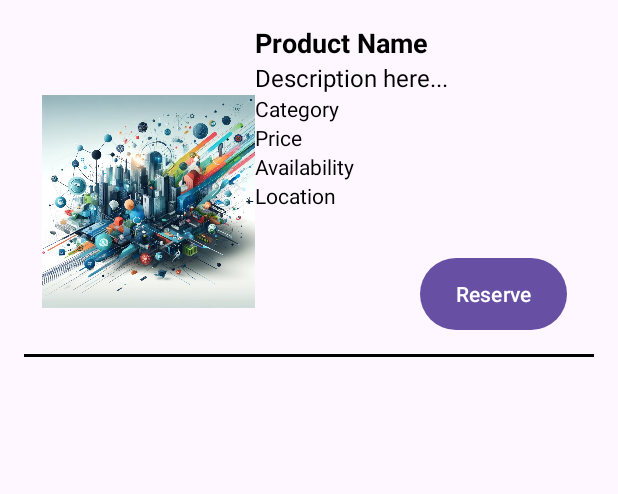
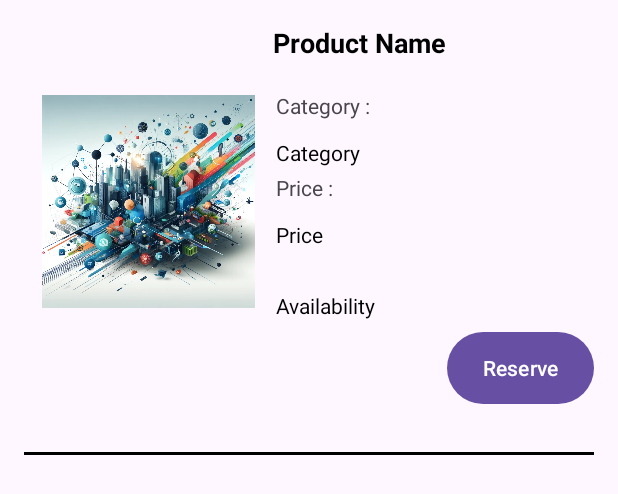
Before and after one commit to iir-projets/Online-Booking-Service, an Android app: the layout product_item.xml on its own in the app's theme, with its tools: preview values and no code run, on a phone screen of 412 x 824 dp. Shown: the top 494 px of the screen. Run offline under Robolectric (Android 15) with nearby library versions, the phone set to English and light mode, and no system bars.

Commit message:
modification dans affichage  des produit et de l'historique et dans productcontroller

```diff
--- a/Online-Booking-Service/Android/ProjectServices/app/src/main/java/com/example/projectservices/ProductAdapter.java
+++ b/Online-Booking-Service/Android/ProjectServices/app/src/main/java/com/example/projectservices/ProductAdapter.java
@@ -14,12 +14,12 @@ public class ProductAdapter extends RecyclerView.Adapter<ProductAdapter.ViewHold
 
     private Context context;
     private List<Product> productList;
-    private String token;  // Token for making reservations
+    private String token;
 
     public ProductAdapter(Context context, List<Product> productList, String token) {
         this.context = context;
         this.productList = productList;
-        this.token = token;  // Initialize token from constructor
+        this.token = token;
     }
 
     @Override
@@ -32,11 +32,11 @@ public class ProductAdapter extends RecyclerView.Adapter<ProductAdapter.ViewHold
     public void onBindViewHolder(ViewHolder holder, int position) {
         Product product = productList.get(position);
         holder.productName.setText(product.getName());
-        holder.productDescription.setText(product.getDescription());
+        //holder.productDescription.setText(product.getDescription());
         holder.productPrice.setText(String.format("$%s", product.getPrice()));
         holder.productAvailability.setText(product.getAvailability());
         holder.productCategory.setText(product.getCategory());
-        holder.productLocation.setText(product.getLocation());
+        //holder.productLocation.setText(product.getLocation());
 
         // Set a click listener for the reserve button
         holder.btnReserve.setOnClickListener(view -> {
@@ -58,11 +58,11 @@ public class ProductAdapter extends RecyclerView.Adapter<ProductAdapter.ViewHold
         public ViewHolder(View itemView) {
             super(itemView);
             productName = itemView.findViewById(R.id.productName);
-            productDescription = itemView.findViewById(R.id.productDescription);
+            //productDescription = itemView.findViewById(R.id.productDescription);
             productPrice = itemView.findViewById(R.id.productPrice);
             productAvailability = itemView.findViewById(R.id.productAvailability);
             productCategory = itemView.findViewById(R.id.productCategory);
-            productLocation = itemView.findViewById(R.id.productLocation);
+            //productLocation = itemView.findViewById(R.id.productLocation);
             btnReserve = itemView.findViewById(R.id.btnReserve);
         }
     }
--- a/Online-Booking-Service/Android/ProjectServices/app/src/main/res/layout/product_item.xml
+++ b/Online-Booking-Service/Android/ProjectServices/app/src/main/res/layout/product_item.xml
@@ -5,7 +5,7 @@
     android:layout_width="match_parent"
     android:layout_height="wrap_content"
     android:padding="16dp"
-    tools:context=".ProductDetailActivity">
+    tools:context=".ProductActivity">
 
     <ImageView
         android:id="@+id/productImage"
@@ -18,88 +18,93 @@
 
     <TextView
         android:id="@+id/productName"
-        android:layout_width="0dp"
-        android:layout_height="wrap_content"
+        android:layout_width="214dp"
+        android:layout_height="24dp"
         android:text="Product Name"
         android:textColor="@color/black"
         android:textSize="18sp"
         android:textStyle="bold"
-        app:layout_constraintStart_toEndOf="@id/productImage"
-        app:layout_constraintTop_toTopOf="@id/productImage"
-        app:layout_constraintEnd_toEndOf="parent" />
+        app:layout_constraintEnd_toEndOf="parent"
+        app:layout_constraintHorizontal_bias="1.0"
+        app:layout_constraintStart_toStartOf="parent"
+        app:layout_constraintTop_toTopOf="parent" />
 
-    <TextView
-        android:id="@+id/productDescription"
-        android:layout_width="0dp"
-        android:layout_height="wrap_content"
-        android:text="Description here..."
-        android:textColor="@color/black"
-        android:textSize="16sp"
-        app:layout_constraintStart_toStartOf="@id/productName"
-        app:layout_constraintTop_toBottomOf="@id/productName" />
 
     <TextView
         android:id="@+id/productCategory"
         android:layout_width="0dp"
         android:layout_height="wrap_content"
+        android:layout_marginStart="168dp"
+        android:layout_marginTop="76dp"
         android:text="Category"
         android:textColor="@color/black"
         android:textSize="14sp"
-        app:layout_constraintStart_toStartOf="@id/productDescription"
-        app:layout_constraintTop_toBottomOf="@id/productDescription" />
+        app:layout_constraintStart_toStartOf="parent"
+        app:layout_constraintTop_toTopOf="parent" />
+
+    <TextView
+        android:id="@+id/productAvailability"
+        android:layout_width="0dp"
+        android:layout_height="wrap_content"
+        android:layout_marginTop="28dp"
+        android:text="Availability"
+        android:textColor="@color/black"
+        android:textSize="14sp"
+        app:layout_constraintStart_toStartOf="@+id/productPrice"
+        app:layout_constraintTop_toBottomOf="@id/productPrice" />
 
     <TextView
         android:id="@+id/productPrice"
         android:layout_width="0dp"
         android:layout_height="wrap_content"
+        android:layout_marginTop="12dp"
         android:text="Price"
         android:textColor="@color/black"
         android:textSize="14sp"
-        app:layout_constraintStart_toStartOf="@id/productCategory"
-        app:layout_constraintTop_toBottomOf="@id/productCategory" />
-
-    <TextView
-        android:id="@+id/productAvailability"
-        android:layout_width="0dp"
-        android:layout_height="wrap_content"
-        android:text="Availability"
-        android:textColor="@color/black"
-        android:textSize="14sp"
-        app:layout_constraintStart_toStartOf="@id/productPrice"
-        app:layout_constraintTop_toBottomOf="@id/productPrice" />
-
-    <TextView
-        android:id="@+id/productLocation"
-        android:layout_width="0dp"
-        android:layout_height="wrap_content"
-        android:text="Location"
-        android:textColor="@color/black"
-        android:textSize="14sp"
-        app:layout_constraintStart_toStartOf="@id/productAvailability"
-        app:layout_constraintTop_toBottomOf="@id/productAvailability" />
+        app:layout_constraintStart_toStartOf="@+id/textView4"
+        app:layout_constraintTop_toBottomOf="@+id/textView4" />
 
     <Button
         android:id="@+id/btnReserve"
         android:layout_width="wrap_content"
         android:layout_height="wrap_content"
-        android:layout_marginTop="32dp"
-        android:layout_marginEnd="18dp"
+        android:layout_marginTop="8dp"
         android:background="@drawable/btn_bg"
         android:text="@string/reserve"
         app:layout_constraintEnd_toEndOf="parent"
         app:layout_constraintHorizontal_bias="1.0"
-        app:layout_constraintStart_toStartOf="@id/productLocation"
-        app:layout_constraintTop_toBottomOf="@id/productLocation" />
+        app:layout_constraintStart_toStartOf="parent"
+        app:layout_constraintTop_toBottomOf="@+id/productAvailability" />
 
-    <!-- Margin divider -->
     <View
         android:id="@+id/marginDivider"
         android:layout_width="match_parent"
         android:layout_height="2dp"
+        android:layout_marginTop="32dp"
         android:background="@color/black"
-        app:layout_constraintTop_toBottomOf="@id/btnReserve"
+        app:layout_constraintEnd_toEndOf="parent"
+        app:layout_constraintHorizontal_bias="0.0"
         app:layout_constraintStart_toStartOf="parent"
-        app:layout_constraintEnd_toEndOf="parent"
-        android:layout_marginTop="16dp" />
+        app:layout_constraintTop_toBottomOf="@id/btnReserve" />
+
+    <TextView
+        android:id="@+id/textView3"
+        android:layout_width="wrap_content"
+        android:layout_height="wrap_content"
+        android:layout_marginBottom="12dp"
+        android:text="Category :"
+        app:layout_constraintBottom_toTopOf="@+id/productCategory"
+        app:layout_constraintStart_toStartOf="@+id/productCategory"
+        app:layout_constraintTop_toBottomOf="@+id/productName"
+        app:layout_constraintVertical_bias="1.0" />
+
+    <TextView
+        android:id="@+id/textView4"
+        android:layout_width="wrap_content"
+        android:layout_height="wrap_content"
+        android:layout_marginTop="4dp"
+        android:text="Price :"
+        app:layout_constraintStart_toStartOf="@+id/productCategory"
+        app:layout_constraintTop_toBottomOf="@+id/productCategory" />
 
 </androidx.constraintlayout.widget.ConstraintLayout>
--- a/Online-Booking-Service/Android/ProjectServices/app/src/main/res/layout/reservation_item.xml
+++ b/Online-Booking-Service/Android/ProjectServices/app/src/main/res/layout/reservation_item.xml
@@ -38,8 +38,16 @@
         android:layout_width="wrap_content"
         android:layout_height="wrap_content"/>
 
+
     <TextView
         android:id="@+id/reservationDate"
         android:layout_width="wrap_content"
         android:layout_height="wrap_content"/>
+
+    <View
+        android:layout_width="match_parent"
+        android:layout_height="1dp"
+        android:background="@android:color/black"
+        android:layout_marginTop="8dp"
+        android:layout_marginBottom="8dp"/>
 </LinearLayout>
--- a/Online-Booking-Service/Spring/MySpringApp/src/main/java/org/example/myspringapp/Controller/ProductController.java
+++ b/Online-Booking-Service/Spring/MySpringApp/src/main/java/org/example/myspringapp/Controller/ProductController.java
@@ -34,7 +34,11 @@ public class ProductController {
     @PostMapping("/services")
     public Map<String,Object> getAllProducts(@RequestBody String token){
         System.out.println("bug");
-        Map<String ,Object> response = productServices.sortByPriceDESC(token);
+
+        String newToken2 = token.split("\"")[3].trim();
+        System.out.println("2  / "+newToken2);
+
+        Map<String ,Object> response = productServices.sortByPriceDESC(newToken2);
         System.out.println(response);
         return response;
     }
--- a/Online-Booking-Service/Spring/MySpringApp/src/main/java/org/example/myspringapp/Service/JWTUtils.java
+++ b/Online-Booking-Service/Spring/MySpringApp/src/main/java/org/example/myspringapp/Service/JWTUtils.java
@@ -70,14 +70,32 @@ public class JWTUtils {
     }
 
     public Date extractExpiration(String token) {
+
+        System.out.println(secretKey);
+    try{
+        System.out.println("claims ");
         Date claims = Jwts.parserBuilder()
                 .setSigningKey(secretKey)
                 .build()
                 .parseClaimsJws(token)
                 .getBody()
                 .getIssuedAt();
+
         Date dateExpiration = new Date(claims.getTime()+ExpirationTime);
+        System.out.println("extractExpiration : "+dateExpiration);
         return dateExpiration;
+
+    }catch (Exception e){
+
+        System.out.println("errer " + e.getMessage());
+
+    }
+
+
+        System.out.println("Date claims = Jwts.parserBuilder()");
+
+
+        return null;
         //return claims.getExpiration();
     }
 
@@ -90,15 +108,17 @@ public class JWTUtils {
 
     public boolean isTokenExpired(String token){
         try {
-            System.out.println("expiration " + extractExpiration(token));
+            System.out.println(token);
+     //       System.out.println("expiration " + extractExpiration(token));
             System.out.println("now " + new Date());
             System.out.println(extractExpiration(token).before(new Date()));
             return extractExpiration(token).before(new Date());
 
         }catch (Exception e){
+
             System.out.println("token not valid");
             System.out.println(e);
-            return false;
+            return true;
         }
 
         //return extractClaims(token,Claims::getExpiration).before(new Date());
```
